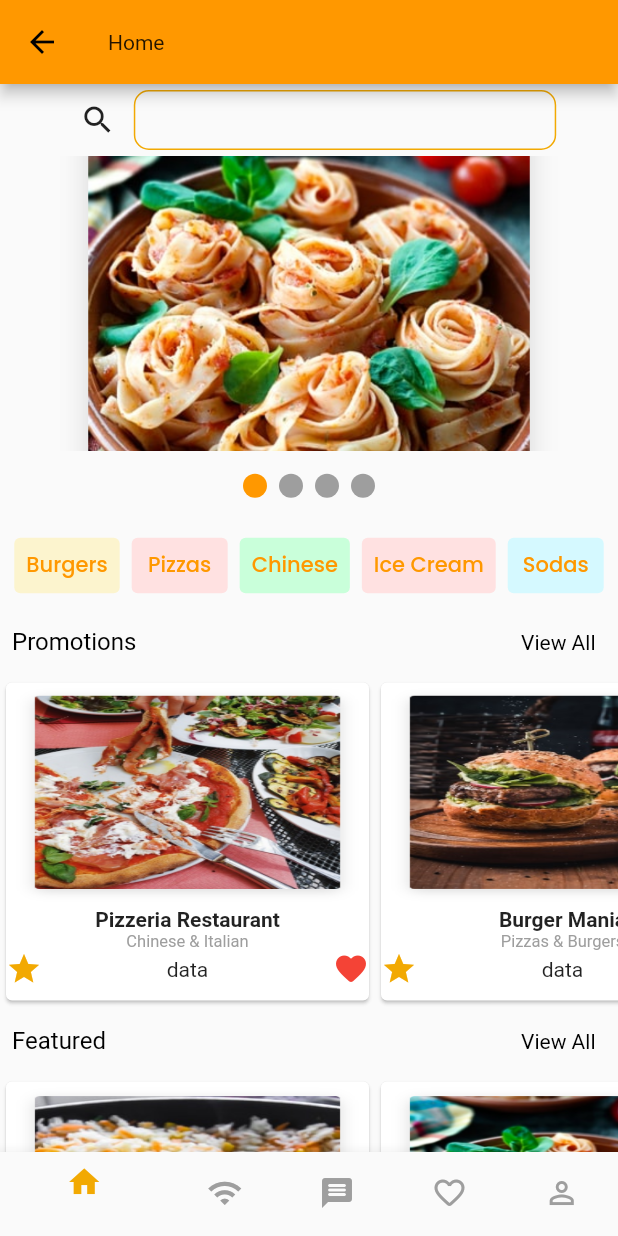
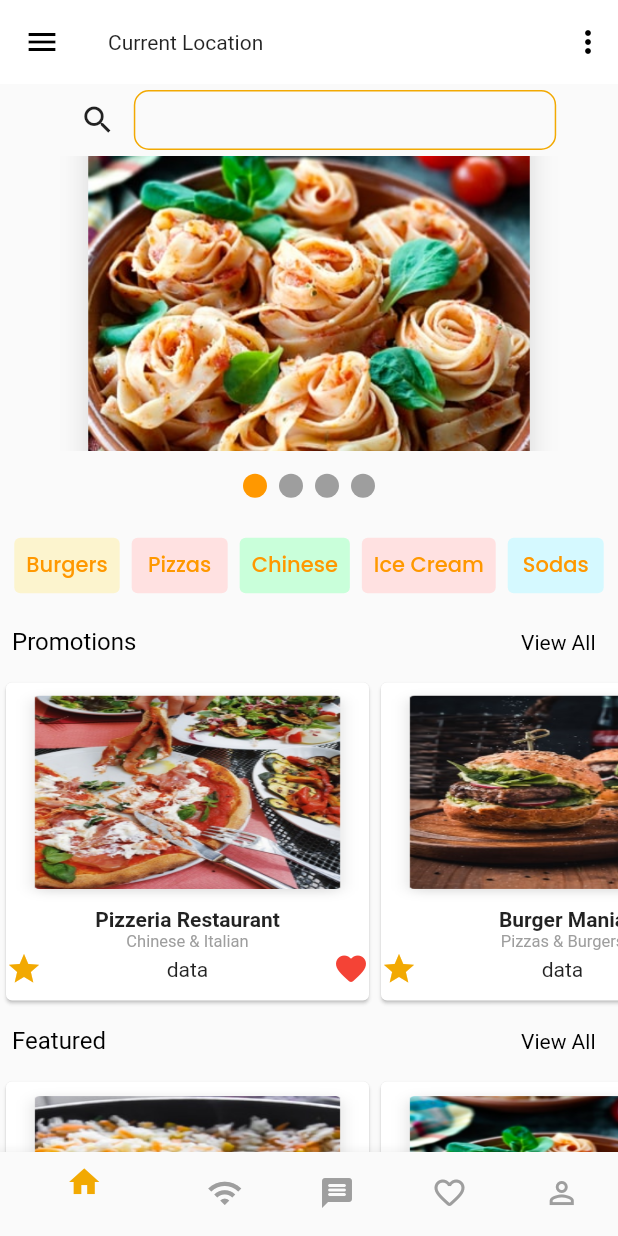
Before and after one commit to Tooba-Tariq/food_app, a Flutter app: the TabScreen screen opened directly, on a phone screen of 412 x 824 dp. Run offline on Flutter 3.47's test engine with Material 2 defaults, Android fonts, the phone set to English and light mode, and no system bars; drawn by our look-alikes of carousel_slider, smooth_page_indicator; our stand-ins replace google_fonts, introduction_screen, toggle_switch; missing offline and left inert: search_page.

Commit message:
Adjusted Navigations

```diff
--- a/lib/src/screens/tabs/tab_screen.dart
+++ b/lib/src/screens/tabs/tab_screen.dart
@@ -1,9 +1,9 @@
-// ignore_for_file: camel_case_types, unused_field, unused_element, prefer_const_constructors, equal_keys_in_map
+import 'package:flutter/material.dart';
 
-import 'package:flutter/material.dart';
-import 'package:food_app/core/constants/app_colors.dart';
-import 'package:food_app/src/screens/home/home_screen.dart';
-import 'package:food_app/src/screens/inbox/inbox.dart';
+import '../../widget/drawer/navigation_drawer.dart';
+import '/core/constants/app_colors.dart';
+import '/src/screens/home/home_screen.dart';
+import '/src/screens/inbox/inbox.dart';
 
 class TabScreen extends StatefulWidget {
   const TabScreen({
@@ -18,24 +18,75 @@ class _TabScreenState extends State<TabScreen> {
   int _selectedPageIndex = 0;
   final List<Map<String, dynamic>> _pages = [
     {
-      'title': 'Home',
-      'route': HomeScreen(),
+      'appBar': AppBar(
+        backgroundColor: Colors.white,
+        elevation: 0,
+        title: const Text("Current Location"),
+        actions: const [
+          Padding(
+            padding: EdgeInsets.only(right: 8.0),
+            child: Icon(Icons.more_vert_rounded),
+          )
+        ],
+      ),
+      'drawer': const NavigationDrawer(),
+      'route': const HomeScreen(),
     },
     {
-      'title': 'News Feed',
-      'route': Text('News Feed'),
+      'appBar': AppBar(
+        backgroundColor: Colors.white,
+        elevation: 0,
+        leading: IconButton(
+            icon: Icon(
+              Icons.adaptive.arrow_back,
+              color: AppColor.themePrimary,
+            ),
+            onPressed: () {}),
+        title: const Text('News Feed'),
+      ),
+      'route': const Text('News Feed'),
     },
     {
-      'title': 'Inbox',
-      'route': InboxScreen(),
+      'appBar': AppBar(
+        backgroundColor: Colors.white,
+        leading: IconButton(
+            icon: Icon(
+              Icons.adaptive.arrow_back,
+              color: AppColor.themePrimary,
+            ),
+            onPressed: () {}),
+        elevation: 0,
+        title: const Text('Inbox'),
+      ),
+      'route': const InboxScreen(),
     },
     {
-      'title': 'Favorities',
-      'route': Text('Favorites'),
+      'appBar': AppBar(
+        backgroundColor: Colors.white,
+        leading: IconButton(
+            icon: Icon(
+              Icons.adaptive.arrow_back,
+              color: AppColor.themePrimary,
+            ),
+            onPressed: () {}),
+        elevation: 0,
+        title: const Text('Favorites'),
+      ),
+      'route': const Text('Favorites'),
     },
     {
-      'title': 'Person',
-      'route': Text('Person'),
+      'appBar': AppBar(
+        backgroundColor: Colors.white,
+        leading: IconButton(
+            icon: Icon(
+              Icons.adaptive.arrow_back,
+              color: AppColor.themePrimary,
+            ),
+            onPressed: () {}),
+        elevation: 0,
+        title: const Text('Person'),
+      ),
+      'route': const Text('Person'),
     },
   ];
   @override
@@ -52,9 +103,8 @@ class _TabScreenState extends State<TabScreen> {
   @override
   Widget build(BuildContext context) {
     return Scaffold(
-      appBar: AppBar(
-        title: Text(_pages[_selectedPageIndex]['title'].toString()),
-      ),
+      drawer: _selectedPageIndex == 0 ? const NavigationDrawer() : null,
+      appBar: _pages[_selectedPageIndex]['appBar'],
       body: _pages[_selectedPageIndex]['route'],
       bottomNavigationBar: BottomNavigationBar(
         onTap: _selectPage,
--- a/lib/src/widget/login/overlay_login_screen.dart
+++ b/lib/src/widget/login/overlay_login_screen.dart
@@ -1,8 +1,9 @@
 import 'package:flutter/material.dart';
-import '../../screens/tabs/tab_screen.dart';
+
 import '../../../core/constants/app_colors.dart';
 import '../../../core/util/custom_page_route.dart';
 import '../../screens/register/register_screen.dart';
+import '../../screens/tabs/tab_screen.dart';
 
 class OverlayLoginScreen extends StatelessWidget {
   OverlayLoginScreen({Key? key}) : super(key: key);
--- a/lib/src/widget/register/overlay_register_screen.dart
+++ b/lib/src/widget/register/overlay_register_screen.dart
@@ -2,9 +2,10 @@
 
 
 import 'package:flutter/material.dart';
-import 'package:food_app/core/util/custom_page_route.dart';
-import 'package:food_app/src/screens/login/login_screen.dart';
 import 'package:smooth_page_indicator/smooth_page_indicator.dart';
+
+import '/core/util/custom_page_route.dart';
+import '/src/screens/login/login_screen.dart';
 import '/src/screens/welcome/welcome_screen.dart';
 import '../../../core/constants/app_colors.dart';
 import 'form_drop_down_button.dart';
```
Also changed, not shown: lib/src/screens/home/home_screen.dart (+6 -6 lines), lib/src/widget/home/heading.dart (renamed from lib/src/widget/restaurant_search/heading.dart), lib/src/widget/home/promotion_item.dart (renamed from lib/src/widget/restaurant_search/promotion_item.dart), lib/src/widget/home/tag.dart (renamed from lib/src/widget/restaurant_search/tag.dart).
